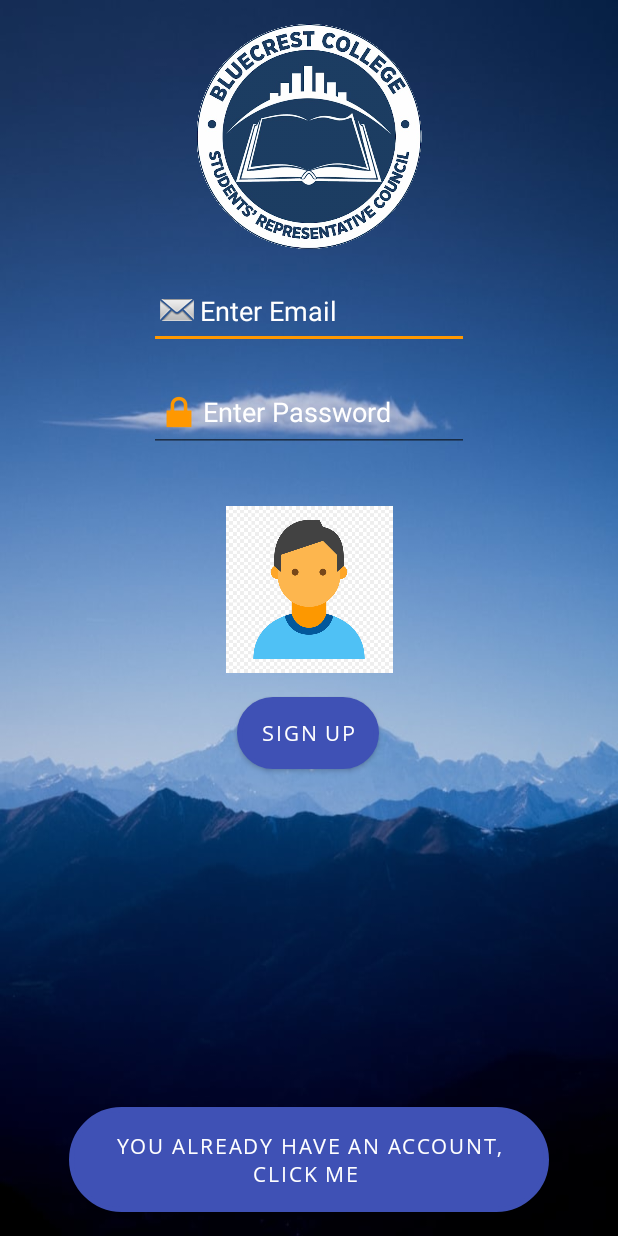
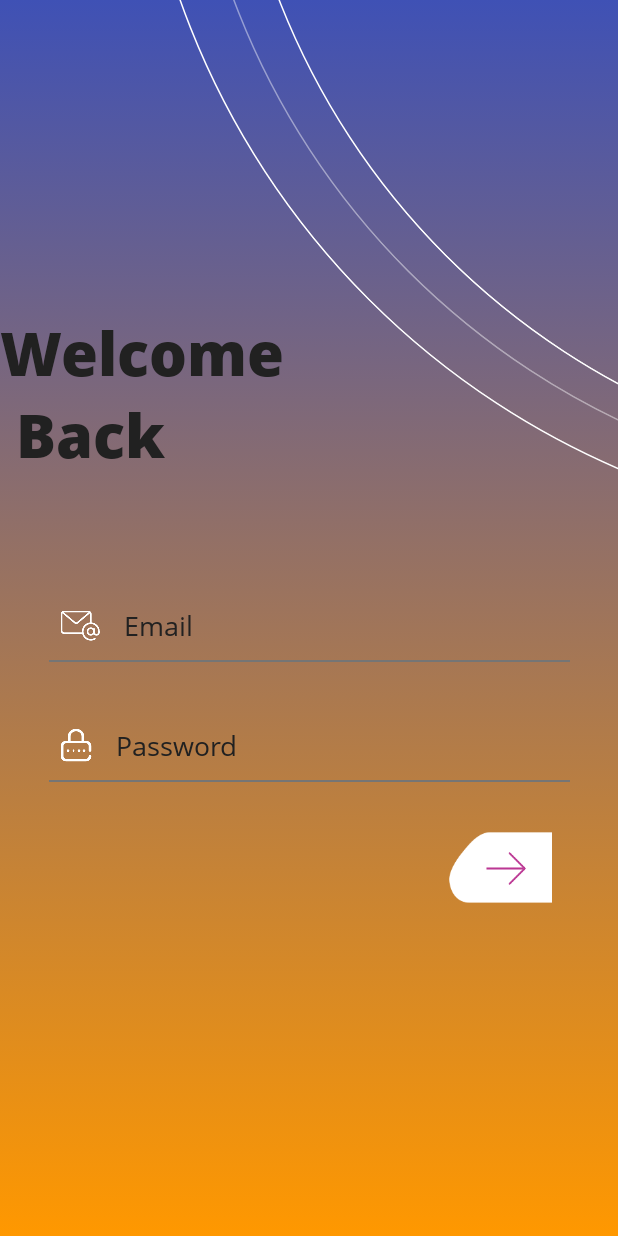
Before and after one commit to BraKoose/BlueCrest-School-App, an Android app: the layout activity_login.xml on its own in the app's theme, with its tools: preview values and no code run, on a phone screen of 412 x 824 dp. Run offline under Robolectric (Android 15) with nearby library versions, the phone set to English and light mode, and no system bars.

Commit message:
login looks good

```diff
--- a/app/src/main/java/com/example/project/Login.kt
+++ b/app/src/main/java/com/example/project/Login.kt
@@ -43,11 +43,11 @@ class Login : AppCompatActivity(){
 
 
 
-        binding.ivImagePerson.setOnClickListener {
+        binding.ivImagePerson?.setOnClickListener {
             checkPermission()
         }
 
-        binding.butLogin.setOnClickListener {
+        binding.butLogin?.setOnClickListener {
             startActivity(Intent(this, VerifyUser::class.java))
 
         }
--- /dev/null
+++ b/app/src/main/res/drawable/editext_background.xml
@@ -0,0 +1,9 @@
+<?xml version="1.0" encoding="utf-8"?>
+<layer-list xmlns:android="http://schemas.android.com/apk/res/android">
+<item android:top="-3dp" android:left="-3dp" android:right="-3dp" android:bottom="-1dp">
+    <shape android:shape="rectangle">
+        <stroke android:width="2dp" android:color="@color/secondary_text">
+        </stroke>
+    </shape>
+</item>
+</layer-list>
--- a/app/src/main/res/drawable/ic_baseline_create_account.xml
+++ b/app/src/main/res/drawable/ic_baseline_create_account.xml
@@ -1,5 +1,5 @@
-<vector android:height="24dp" android:tint="#FFFFFF"
+<vector android:height="24dp" android:tint="#283593"
     android:viewportHeight="24" android:viewportWidth="24"
     android:width="24dp" xmlns:android="http://schemas.android.com/apk/res/android">
-    <path android:fillColor="@android:color/white" android:pathData="M3,17.25V21h3.75L17.81,9.94l-3.75,-3.75L3,17.25zM20.71,7.04c0.39,-0.39 0.39,-1.02 0,-1.41l-2.34,-2.34c-0.39,-0.39 -1.02,-0.39 -1.41,0l-1.83,1.83 3.75,3.75 1.83,-1.83z"/>
+    <path android:fillColor="@color/primary_text" android:pathData="M3,17.25V21h3.75L17.81,9.94l-3.75,-3.75L3,17.25zM20.71,7.04c0.39,-0.39 0.39,-1.02 0,-1.41l-2.34,-2.34c-0.39,-0.39 -1.02,-0.39 -1.41,0l-1.83,1.83 3.75,3.75 1.83,-1.83z"/>
 </vector>
--- a/app/src/main/res/drawable/ic_baseline_login_24.xml
+++ b/app/src/main/res/drawable/ic_baseline_login_24.xml
@@ -1,5 +1,5 @@
-<vector android:height="24dp" android:tint="#FFFFFF"
+<vector android:height="24dp" android:tint="#0C0C0E"
     android:viewportHeight="24" android:viewportWidth="24"
     android:width="24dp" xmlns:android="http://schemas.android.com/apk/res/android">
-    <path android:fillColor="@android:color/white" android:pathData="M11,7L9.6,8.4l2.6,2.6H2v2h10.2l-2.6,2.6L11,17l5,-5L11,7zM20,19h-8v2h8c1.1,0 2,-0.9 2,-2V5c0,-1.1 -0.9,-2 -2,-2h-8v2h8V19z"/>
+    <path android:fillColor="@color/primary_text" android:pathData="M11,7L9.6,8.4l2.6,2.6H2v2h10.2l-2.6,2.6L11,17l5,-5L11,7zM20,19h-8v2h8c1.1,0 2,-0.9 2,-2V5c0,-1.1 -0.9,-2 -2,-2h-8v2h8V19z"/>
 </vector>
--- a/app/src/main/res/layout/activity_intro.xml
+++ b/app/src/main/res/layout/activity_intro.xml
@@ -28,9 +28,9 @@
         android:layout_height="wrap_content"
         android:layout_marginStart="16dp"
         android:layout_marginTop="16dp"
-        android:fontFamily="@font/opensansbold"
+        android:fontFamily="@font/opensansboldextrabold"
         android:text="@string/Welcome"
-        android:textColor="@color/icons"
+        android:textColor="@color/primary_text"
         android:textSize="40sp"
         android:textStyle="bold"
         app:layout_constraintStart_toStartOf="parent"
--- a/app/src/main/res/layout/activity_login.xml
+++ b/app/src/main/res/layout/activity_login.xml
@@ -3,105 +3,108 @@
     xmlns:app="http://schemas.android.com/apk/res-auto"
     xmlns:tools="http://schemas.android.com/tools"
     android:layout_width="match_parent"
-    android:background="@drawable/bak"
+    android:background="@drawable/bluecrest_background"
     android:layout_height="match_parent"
     tools:context=".Login">
 
 
+    <ScrollView
+        android:layout_width="match_parent"
+        android:layout_height="match_parent"
+        tools:ignore="SpeakableTextPresentCheck">
 
+        <LinearLayout
+            android:layout_width="match_parent"
+            android:layout_height="wrap_content"
+            android:orientation="vertical" />
+    </ScrollView>
+
+    <LinearLayout
+        android:layout_width="match_parent"
+        android:layout_height="match_parent"
+        android:orientation="vertical">
+
+        <androidx.constraintlayout.widget.ConstraintLayout
+            android:layout_width="match_parent"
+            android:layout_height="match_parent">
 
             <ImageView
-        android:id="@+id/imageView"
-        android:layout_width="200dp"
-        android:layout_height="150dp"
-        android:layout_marginStart="16dp"
-        android:layout_marginTop="16dp"
-        android:layout_marginEnd="16dp"
+                android:id="@+id/imageView3"
+                android:layout_width="wrap_content"
+                android:layout_height="wrap_content"
+                android:scaleType="fitXY"
+                app:layout_constraintBottom_toBottomOf="parent"
                 app:layout_constraintEnd_toEndOf="parent"
                 app:layout_constraintStart_toStartOf="parent"
                 app:layout_constraintTop_toTopOf="parent"
-        app:srcCompat="@drawable/src_edited" />
+                app:layout_constraintVertical_bias="0.0"
+                app:srcCompat="@drawable/top_arc2" />
+
+            <TextView
+                android:id="@+id/textView7"
+                android:layout_width="wrap_content"
+                android:layout_height="wrap_content"
+                android:layout_marginBottom="12dp"
+                android:fontFamily="@font/opensansboldextrabold"
+                android:text="Welcome \n Back"
+                android:textColor="@color/primary_text"
+                android:textSize="40sp"
+                android:textStyle="bold"
+
+                app:layout_constraintBottom_toBottomOf="@+id/imageView3"
+                app:layout_constraintStart_toStartOf="parent" />
 
             <EditText
-        android:id="@+id/etEmail"
-        android:layout_width="wrap_content"
-        android:layout_height="wrap_content"
-        android:layout_marginLeft="16dp"
-        android:layout_marginTop="16dp"
-        android:layout_marginRight="16dp"
-        android:drawableStart="@android:drawable/sym_action_email"
+                android:id="@+id/editTextPassword"
+                android:layout_width="347dp"
+                android:layout_height="48dp"
+                android:layout_marginTop="32dp"
+                android:background="@drawable/editext_background"
+                android:drawableStart="@drawable/password"
+                android:drawablePadding="16dp"
                 android:ems="10"
-        android:hint="@string/enter_email"
-        android:inputType="textEmailAddress"
-        android:textColorHint="@color/icons"
-        app:layout_constraintHorizontal_bias="0.502"
-        app:layout_constraintLeft_toLeftOf="parent"
-        app:layout_constraintRight_toRightOf="parent"
-        app:layout_constraintTop_toBottomOf="@+id/imageView" />
+                android:fontFamily="@font/opensansregular"
+                android:hint="Password"
+                android:inputType="textPassword"
+                android:padding="8dp"
+                android:textColorHint="@color/primary_text"
+                app:layout_constraintEnd_toEndOf="parent"
+                app:layout_constraintStart_toStartOf="parent"
+                app:layout_constraintTop_toBottomOf="@+id/editTextTextEmail" />
 
             <EditText
-        android:id="@+id/etPassword"
-        android:layout_width="wrap_content"
-        android:layout_height="wrap_content"
-        android:layout_marginLeft="16dp"
-        android:layout_marginTop="16dp"
-        android:layout_marginRight="16dp"
-        android:drawableStart="@android:drawable/ic_lock_lock"
+                android:id="@+id/editTextTextEmail"
+                android:layout_width="347dp"
+                android:layout_height="48dp"
+                android:layout_marginTop="64dp"
+                android:background="@drawable/editext_background"
+                android:drawableStart="@drawable/email"
+                android:drawablePadding="16dp"
                 android:ems="10"
-        android:hint="@string/enter_password"
-        android:inputType="textPassword"
-        android:textColorHint="@color/icons"
-        app:layout_constraintHorizontal_bias="0.502"
-        app:layout_constraintLeft_toLeftOf="parent"
-        app:layout_constraintRight_toRightOf="parent"
-        app:layout_constraintTop_toBottomOf="@+id/etEmail" />
+                android:fontFamily="@font/opensansregular"
+                android:hint="Email"
+                android:inputType="textEmailAddress"
+                android:padding="8dp"
+                android:textColorHint="@color/primary_text"
+                app:layout_constraintEnd_toEndOf="parent"
+                app:layout_constraintStart_toStartOf="parent"
+                app:layout_constraintTop_toBottomOf="@+id/imageView3" />
 
             <ImageView
-        android:id="@+id/ivImagePerson"
-        android:layout_width="60pt"
-        android:layout_height="50pt"
-        android:layout_marginLeft="16dp"
-        android:layout_marginTop="36dp"
-        android:layout_marginRight="16dp"
-        android:src="@drawable/personicon"
-        app:layout_constraintLeft_toLeftOf="parent"
-        app:layout_constraintRight_toRightOf="parent"
-        app:layout_constraintTop_toBottomOf="@+id/etPassword" />
+                android:id="@+id/imageView4"
+                android:layout_width="109dp"
+                android:layout_height="63dp"
+                android:layout_marginStart="268dp"
+                app:layout_constraintBottom_toBottomOf="parent"
+                app:layout_constraintStart_toStartOf="parent"
+                app:layout_constraintTop_toBottomOf="@+id/editTextPassword"
+                app:layout_constraintVertical_bias="0.108"
+                app:srcCompat="@drawable/btn_login" />
 
-    <Button
-        android:id="@+id/butLogin"
-        android:layout_width="wrap_content"
-        android:layout_height="wrap_content"
-        android:layout_marginStart="16dp"
-        android:layout_marginTop="16dp"
-        android:layout_marginEnd="16dp"
-        android:background="@drawable/butbackground"
-        android:onClick="buLogin"
-        android:text="Sign Up"
-        app:layout_constraintEnd_toEndOf="parent"
-        app:layout_constraintHorizontal_bias="0.498"
-        app:layout_constraintLeft_toLeftOf="parent"
-        app:layout_constraintRight_toRightOf="parent"
-        app:layout_constraintStart_toStartOf="parent"
-        app:layout_constraintTop_toBottomOf="@+id/ivImagePerson" />
 
-    <Button
-        android:id="@+id/but_Login"
-        android:layout_width="wrap_content"
-        android:layout_height="wrap_content"
-        android:layout_marginStart="16dp"
-        android:layout_marginTop="16dp"
-        android:layout_marginEnd="16dp"
-        android:layout_marginBottom="16dp"
-        android:background="@drawable/butbackground"
-        android:text="you already have an account, click me "
-        android:padding="10dp"
-        app:layout_constraintBottom_toBottomOf="parent"
-        app:layout_constraintEnd_toEndOf="parent"
-        app:layout_constraintHorizontal_bias="0.498"
-        app:layout_constraintLeft_toLeftOf="parent"
-        app:layout_constraintRight_toRightOf="parent"
-        app:layout_constraintStart_toStartOf="parent"
-        app:layout_constraintTop_toBottomOf="@+id/buLogin"
-        app:layout_constraintVertical_bias="1.0" />
         </androidx.constraintlayout.widget.ConstraintLayout>
+
+
+    </LinearLayout>
+
+</androidx.constraintlayout.widget.ConstraintLayout>
--- a/app/src/main/res/values/styles.xml
+++ b/app/src/main/res/values/styles.xml
@@ -58,9 +58,9 @@
         <item name="android:textColor">@color/primary_text</item>
         <item name="android:textSize">24sp</item>
         <item name="cornerRadius">8dp</item>
-        <item name="android:shadowColor">@color/primary_dark</item>
         <item name="android:textAllCaps">false</item>
     </style>
+
 
     <style name="optionButton" parent="Widget.App.Button.OutlinedButton">
         <item name="android:textSize">24sp</item>
```
Lines whose indentation alone changed are shown as unchanged.
